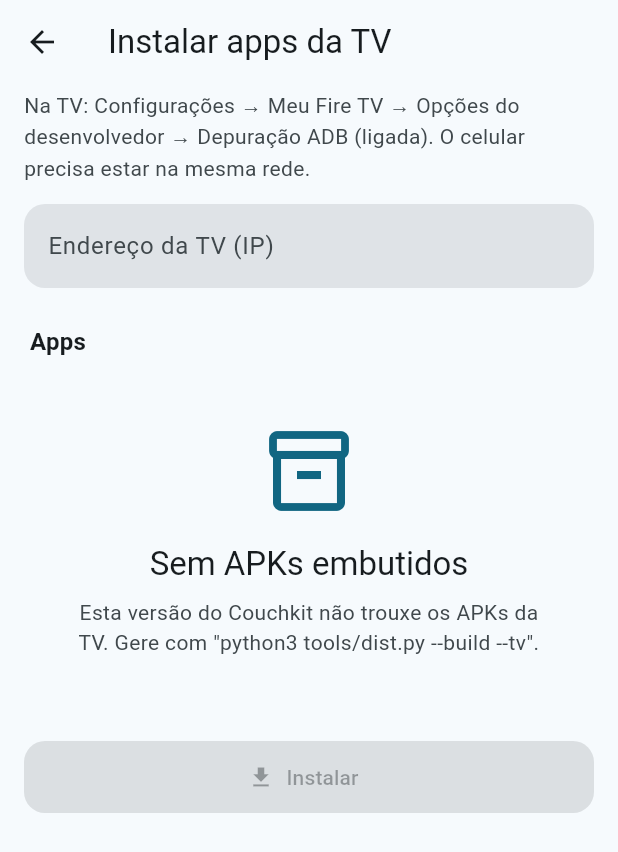
After one commit to lucaswilliameufrasio/tapiri-couchkit, a Flutter app: the screen it shows after launch, after a tap on "Instalar apps na TV", on a phone screen of 412 x 824 dp. The commit adds this screen. Shown: the top 852 px of the screen. Run offline on Flutter 3.47's test engine with Material 3 defaults, Android fonts, the phone set to English and light mode, and no system bars; our stand-ins replace dio, file_picker, flutter_secure_storage, image_picker, webview_flutter; missing offline and left inert: mobile_scanner, pointycastle.

Commit message:
feat(companion): instalar apps da TV pelo celular (APKs embutidos, ADB sync + pm install); fix: aguardar CLSE após push

```diff
--- a/companion/lib/data/adb/adb_connection.dart
+++ b/companion/lib/data/adb/adb_connection.dart
@@ -128,6 +128,11 @@ class AdbConnection {
       throw AdbException('A TV recusou o arquivo: $detail');
     }
     await _send(AdbCommand.close, _localId, remoteId);
+    // o adbd responde com CLSE: sem consumir, o proximo OPEN le essa sobra
+    var message = await _readMessage(const Duration(seconds: 15));
+    while (message.command != AdbCommand.close) {
+      message = await _readMessage(const Duration(seconds: 15));
+    }
   }
 
   Uint8List _syncPacket(String id, List<int> payload) {
--- /dev/null
+++ b/companion/lib/data/tv_installer.dart
@@ -0,0 +1,127 @@
+import 'package:flutter/services.dart';
+
+import 'package:couchkit_remote/core/errors/app_exception.dart';
+import 'package:couchkit_remote/data/adb/adb_connection.dart';
+import 'package:couchkit_remote/data/tv_adb.dart';
+
+/// Um app da TV que o Couchkit sabe instalar (APK embutido nos assets).
+class TvApp {
+  const TvApp(this.id, this.pkg, this.label, this.description);
+
+  final String id;
+  final String pkg;
+  final String label;
+  final String description;
+
+  String get asset => 'assets/tv/$id.apk';
+}
+
+const tvApps = [
+  TvApp('stickhub', 'com.lucas.stickhub', 'StickHub', 'Base: apps e sistema'),
+  TvApp('firehome', 'com.lucas.firehome', 'FireHome', 'Launcher'),
+  TvApp('phonebro', 'com.lucas.phonebro', 'PhoneBro', 'Navegador'),
+  TvApp('phonecast', 'com.lucas.phonecast', 'PhoneCast', 'Fotos e vídeos'),
+  TvApp('stickclock', 'com.lucas.stickclock', 'StickClock', 'Relógio'),
+  TvApp('homecam', 'com.lucas.homecam', 'HomeCam', 'Câmeras'),
+];
+
+enum InstallStep { sending, installing, done, failed }
+
+typedef InstallProgress = void Function(
+  TvApp app,
+  InstallStep step, {
+  double? sent,
+  String? detail,
+});
+
+/// Instala os apps da TV por ADB: envia o APK, recria o registro do app
+/// (`uninstall -k`, para o tile nao ficar generico no launcher da Amazon)
+/// e instala.
+class TvInstaller {
+  TvInstaller(this._adb, {AssetBundle? bundle})
+    : _bundle = bundle ?? rootBundle;
+
+  final TvAdb _adb;
+  final AssetBundle _bundle;
+
+  /// Apps cujo APK esta embutido nesta versao do Couchkit.
+  Future<List<TvApp>> available() async {
+    final found = <TvApp>[];
+    for (final app in tvApps) {
+      try {
+        await _bundle.load(app.asset);
+        found.add(app);
+      } on Object {
+        // APK nao embutido
+      }
+    }
+    return found;
+  }
+
+  /// Instala [apps] em ordem. Devolve os que falharam (id -> motivo).
+  Future<Map<String, String>> install(
+    String host,
+    List<TvApp> apps, {
+    required InstallProgress onProgress,
+    void Function()? onWaitingApproval,
+    bool openFirst = false,
+  }) async {
+    final failures = <String, String>{};
+    final connection = await _adb.open(
+      host,
+      onWaitingApproval: onWaitingApproval,
+    );
+    try {
+      for (final app in apps) {
+        try {
+          await _installOne(connection, app, onProgress);
+          onProgress(app, InstallStep.done);
+        } on AppException catch (e) {
+          failures[app.id] = e.message;
+          onProgress(app, InstallStep.failed, detail: e.message);
+        }
+      }
+      if (openFirst && apps.any((app) => app.id == 'stickhub')) {
+        await connection.shell('am start -n com.lucas.stickhub/.MainActivity');
+      }
+    } finally {
+      await connection.close();
+    }
+    return failures;
+  }
+
+  Future<void> _installOne(
+    AdbConnection connection,
+    TvApp app,
+    InstallProgress onProgress,
+  ) async {
+    final ByteData data;
+    try {
+      data = await _bundle.load(app.asset);
+    } on Object {
+      throw AdbException('${app.label}: o APK não veio embutido no Couchkit.');
+    }
+    final bytes = data.buffer.asUint8List(
+      data.offsetInBytes,
+      data.lengthInBytes,
+    );
+    final remote = '/data/local/tmp/ck-${app.id}.apk';
+    onProgress(app, InstallStep.sending, sent: 0);
+    await connection.push(
+      Uint8List.fromList(bytes),
+      remote,
+      onProgress: (sent, total) =>
+          onProgress(app, InstallStep.sending, sent: sent / total),
+    );
+    onProgress(app, InstallStep.installing);
+    final listed = await connection.shell('pm list packages ${app.pkg}');
+    if (listed.split('\n').contains('package:${app.pkg}')) {
+      await connection.shell('pm uninstall -k ${app.pkg}');
+    }
+    final result = await connection.shell('pm install -r $remote');
+    await connection.shell('rm -f $remote');
+    if (!result.contains('Success')) {
+      throw AdbException('${app.label}: ${result.split('\n').last}');
+    }
+  }
+}
--- a/companion/lib/features/home/home_tab.dart
+++ b/companion/lib/features/home/home_tab.dart
@@ -116,7 +116,10 @@ class _HomeTabState extends State<HomeTab> {
       body: controller.loading
           ? const Center(child: CircularProgressIndicator())
           : controller.endpoints.isEmpty
-          ? _Onboarding(onScan: () => router.push<void>(context, '/add'))
+          ? _Onboarding(
+              onScan: () => router.push<void>(context, '/add'),
+              onInstall: () => router.push<void>(context, '/install-tv'),
+            )
           : RefreshIndicator(
               onRefresh: _refresh,
               child: ListView(
@@ -147,6 +150,14 @@ class _HomeTabState extends State<HomeTab> {
                       context,
                       '/tune',
                       args: widget.endpoint,
+                    ),
+                  ),
+                  const SizedBox(height: 10),
+                  _InstallCard(
+                    onTap: () => router.push<void>(
+                      context,
+                      '/install-tv',
+                      args: controller.currentHost,
                     ),
                   ),
                   const SectionTitle('Apps do couchkit'),
@@ -354,6 +365,32 @@ class _TuneCard extends StatelessWidget {
   }
 }
 
+class _InstallCard extends StatelessWidget {
+  const _InstallCard({required this.onTap});
+
+  final VoidCallback onTap;
+
+  @override
+  Widget build(BuildContext context) {
+    final scheme = Theme.of(context).colorScheme;
+    return Card(
+      clipBehavior: Clip.antiAlias,
+      child: ListTile(
+        contentPadding: const EdgeInsets.symmetric(horizontal: 16, vertical: 4),
+        leading: IconBadge(
+          icon: Icons.system_update,
+          color: scheme.secondary,
+          size: 44,
+        ),
+        title: const Text('Instalar ou atualizar apps da TV'),
+        subtitle: const Text('Pelo celular, sem PC'),
+        trailing: const Icon(Icons.chevron_right),
+        onTap: onTap,
+      ),
+    );
+  }
+}
+
 class _AppGrid extends StatelessWidget {
   const _AppGrid({required this.controller, required this.router});
 
@@ -484,9 +521,10 @@ class _AppTile extends StatelessWidget {
 }
 
 class _Onboarding extends StatelessWidget {
-  const _Onboarding({required this.onScan});
+  const _Onboarding({required this.onScan, required this.onInstall});
 
   final VoidCallback onScan;
+  final VoidCallback onInstall;
 
   @override
   Widget build(BuildContext context) {
@@ -536,9 +574,9 @@ class _Onboarding extends StatelessWidget {
         const SizedBox(height: 28),
         step(
           1,
-          'Instale o StickHub na TV',
-          'Na primeira vez: abra o app Downloader na TV e baixe o StickHub '
-              'pelo endereço que o dist.py mostra (veja o README).',
+          'Instale os apps na TV',
+          'Ligue a Depuração ADB na TV e instale tudo daqui, pela rede, sem '
+              'PC. Se o StickHub já estiver lá, pule este passo.',
         ),
         step(
           2,
@@ -551,6 +589,12 @@ class _Onboarding extends StatelessWidget {
           'Um QR basta: os outros apps da TV são encontrados sozinhos.',
         ),
         const SizedBox(height: 12),
+        OutlinedButton.icon(
+          icon: const Icon(Icons.download),
+          label: const Text('Instalar apps na TV'),
+          onPressed: onInstall,
+        ),
+        const SizedBox(height: 10),
         FilledButton.icon(
           icon: const Icon(Icons.qr_code_scanner),
           label: const Text('Escanear QR code'),
--- a/companion/lib/features/routes.dart
+++ b/companion/lib/features/routes.dart
@@ -6,6 +6,7 @@ import 'package:couchkit_remote/data/models/panel.dart';
 import 'package:couchkit_remote/data/models/tv_endpoint.dart';
 import 'package:couchkit_remote/data/services/hub_service.dart';
 import 'package:couchkit_remote/data/tv_adb.dart';
+import 'package:couchkit_remote/data/tv_installer.dart';
 import 'package:couchkit_remote/data/tv_service_factory.dart';
 import 'package:couchkit_remote/features/add/add_page.dart';
 import 'package:couchkit_remote/features/cam/cam_page.dart';
@@ -17,6 +18,7 @@ import 'package:couchkit_remote/features/panels/panel_view_page.dart';
 import 'package:couchkit_remote/features/phonebro/phonebro_page.dart';
 import 'package:couchkit_remote/features/shell/shell_page.dart';
 import 'package:couchkit_remote/features/tune/tune_page.dart';
+import 'package:couchkit_remote/features/tvinstall/install_tv_page.dart';
 
 class AppRoutes implements RouteModule {
   AppRoutes(this._injector);
@@ -39,6 +41,13 @@ class AppRoutes implements RouteModule {
       (context, args) => _endpointPage(args, (e) {
         return TunePage(adb: _injector.get<TvAdb>(), host: e.host);
       }),
+    );
+    router.register(
+      InstallTvPage.route,
+      (context, args) => InstallTvPage(
+        installer: _injector.get<TvInstaller>(),
+        host: args is String ? args : null,
+      ),
     );
     router.register(AddPage.route, (context, args) => const AddPage());
     router.register(
--- /dev/null
+++ b/companion/lib/features/tvinstall/install_tv_controller.dart
@@ -0,0 +1,84 @@
+import 'package:flutter/foundation.dart';
+
+import 'package:couchkit_remote/core/errors/app_exception.dart';
+import 'package:couchkit_remote/data/tv_installer.dart';
+
+enum InstallState { loading, idle, connecting, waiting, running, finished }
+
+/// Instala os apps da TV pelo ADB do celular e acompanha cada um.
+class InstallTvController extends ChangeNotifier {
+  InstallTvController(this._installer);
+
+  final TvInstaller _installer;
+
+  InstallState state = InstallState.loading;
+  List<TvApp> apps = const [];
+  final selected = <String>{};
+  final steps = <String, InstallStep>{};
+  final sent = <String, double>{};
+  final failures = <String, String>{};
+  String? error;
+
+  Future<void> load() async {
+    apps = await _installer.available();
+    selected
+      ..clear()
+      ..addAll(apps.map((app) => app.id));
+    state = InstallState.idle;
+    notifyListeners();
+  }
+
+  void toggle(String id) {
+    if (!selected.remove(id)) {
+      selected.add(id);
+    }
+    notifyListeners();
+  }
+
+  bool get busy =>
+      state == InstallState.connecting ||
+      state == InstallState.waiting ||
+      state == InstallState.running;
+
+  Future<void> install(String host) async {
+    if (busy || selected.isEmpty) {
+      return;
+    }
+    steps.clear();
+    sent.clear();
+    failures.clear();
+    error = null;
+    state = InstallState.connecting;
+    notifyListeners();
+    try {
+      final chosen = [
+        for (final app in apps)
+          if (selected.contains(app.id)) app,
+      ];
+      failures.addAll(
+        await _installer.install(
+          host.trim(),
+          chosen,
+          openFirst: true,
+          onWaitingApproval: () {
+            state = InstallState.waiting;
+            notifyListeners();
+          },
+          onProgress: (app, step, {sent, detail}) {
+            state = InstallState.running;
+            steps[app.id] = step;
+            if (sent != null) {
+              this.sent[app.id] = sent;
+            }
+            notifyListeners();
+          },
+        ),
+      );
+      state = InstallState.finished;
+    } on AppException catch (e) {
+      error = e.message;
+      state = InstallState.idle;
+    }
+    notifyListeners();
+  }
+}
--- /dev/null
+++ b/companion/lib/features/tvinstall/install_tv_page.dart
@@ -0,0 +1,215 @@
+import 'package:flutter/material.dart';
+
+import 'package:couchkit_remote/core/ui/widgets.dart';
+import 'package:couchkit_remote/data/tv_installer.dart';
+import 'package:couchkit_remote/features/tvinstall/install_tv_controller.dart';
+
+/// Instala os apps da TV direto do celular (ADB), sem PC nem Downloader.
+class InstallTvPage extends StatefulWidget {
+  const InstallTvPage({required this.installer, this.host, super.key});
+
+  static const route = '/install-tv';
+
+  final TvInstaller installer;
+  final String? host;
+
+  @override
+  State<InstallTvPage> createState() => _InstallTvPageState();
+}
+
+class _InstallTvPageState extends State<InstallTvPage> {
+  late final InstallTvController _controller = InstallTvController(
+    widget.installer,
+  )..addListener(_changed);
+  late final TextEditingController _host = TextEditingController(
+    text: widget.host ?? '',
+  );
+
+  @override
+  void initState() {
+    super.initState();
+    _controller.load();
+  }
+
+  void _changed() {
+    if (mounted) {
+      setState(() {});
+    }
+  }
+
+  @override
+  void dispose() {
+    _controller
+      ..removeListener(_changed)
+      ..dispose();
+    _host.dispose();
+    super.dispose();
+  }
+
+  @override
+  Widget build(BuildContext context) {
+    final controller = _controller;
+    final scheme = Theme.of(context).colorScheme;
+    return Scaffold(
+      appBar: AppBar(title: const Text('Instalar apps da TV')),
+      body: ListView(
+        padding: const EdgeInsets.fromLTRB(16, 4, 16, 32),
+        children: [
+          Text(
+            'Na TV: Configurações → Meu Fire TV → Opções do desenvolvedor → '
+            'Depuração ADB (ligada). O celular precisa estar na mesma rede.',
+            style: TextStyle(color: scheme.onSurfaceVariant),
+          ),
+          const SizedBox(height: 14),
+          TextField(
+            controller: _host,
+            enabled: !controller.busy,
+            keyboardType: TextInputType.url,
+            decoration: const InputDecoration(
+              labelText: 'Endereço da TV (IP)',
+              hintText: 'ex.: 192.168.0.20',
+            ),
+          ),
+          const SectionTitle('Apps'),
+          if (controller.state == InstallState.loading)
+            const Center(child: CircularProgressIndicator())
+          else if (controller.apps.isEmpty)
+            const EmptyPane(
+              icon: Icons.inventory_2_outlined,
+              title: 'Sem APKs embutidos',
+              message:
+                  'Esta versão do Couchkit não trouxe os APKs da TV. Gere com '
+                  '"python3 tools/dist.py --build --tv".',
+            )
+          else
+            for (final app in controller.apps)
+              _AppTile(
+                app: app,
+                checked: controller.selected.contains(app.id),
+                enabled: !controller.busy,
+                step: controller.steps[app.id],
+                sent: controller.sent[app.id],
+                failure: controller.failures[app.id],
+                onChanged: () => controller.toggle(app.id),
+              ),
+          const SizedBox(height: 12),
+          _StatusCard(controller: controller),
+          const SizedBox(height: 12),
+          FilledButton.icon(
+            icon: const Icon(Icons.download),
+            label: Text(controller.busy ? 'Instalando…' : 'Instalar'),
+            onPressed: controller.busy || controller.selected.isEmpty
+                ? null
+                : () => controller.install(_host.text),
+          ),
+        ],
+      ),
+    );
+  }
+}
+
+class _AppTile extends StatelessWidget {
+  const _AppTile({
+    required this.app,
+    required this.checked,
+    required this.enabled,
+    required this.step,
+    required this.sent,
+    required this.failure,
+    required this.onChanged,
+  });
+
+  final TvApp app;
+  final bool checked;
+  final bool enabled;
+  final InstallStep? step;
+  final double? sent;
+  final String? failure;
+  final VoidCallback onChanged;
+
+  @override
+  Widget build(BuildContext context) {
+    final trailing = switch (step) {
+      InstallStep.sending => SizedBox(
+        width: 40,
+        child: LinearProgressIndicator(value: sent),
+      ),
+      InstallStep.installing => const SizedBox(
+        width: 18,
+        height: 18,
+        child: CircularProgressIndicator(strokeWidth: 2),
+      ),
+      InstallStep.done => const Icon(Icons.check_circle, color: Colors.green),
+      InstallStep.failed => Icon(
+        Icons.error_outline,
+        color: Theme.of(context).colorScheme.error,
+      ),
+      null => null,
+    };
+    return CheckboxListTile(
+      value: checked,
+      onChanged: enabled ? (_) => onChanged() : null,
+      title: Text(app.label),
+      subtitle: Text(failure ?? app.description),
+      secondary: trailing,
+      controlAffinity: ListTileControlAffinity.leading,
+    );
+  }
+}
+
+class _StatusCard extends StatelessWidget {
+  const _StatusCard({required this.controller});
+
+  final InstallTvController controller;
+
+  @override
+  Widget build(BuildContext context) {
+    final scheme = Theme.of(context).colorScheme;
+    final (icon, color, text) = switch (controller.state) {
+      InstallState.waiting => (
+        Icons.tv,
+        Colors.orange,
+        'Aprove na TV: "Permitir depuração USB?" → "Sempre permitir".',
+      ),
+      InstallState.connecting => (
+        Icons.sync,
+        scheme.primary,
+        'Conectando ao ADB da TV…',
+      ),
+      InstallState.finished when controller.failures.isEmpty => (
+        Icons.check_circle,
+        Colors.green,
+        'Pronto. O StickHub abriu na TV: aperte MENU no controle para '
+            'mostrar o QR e escaneie na tela inicial do Couchkit.',
+      ),
+      InstallState.finished => (
+        Icons.warning_amber,
+        scheme.error,
+        'Terminou com falhas; veja os apps marcados.',
+      ),
+      _ when controller.error != null => (
+        Icons.error_outline,
+        scheme.error,
+        '${controller.error}\nSe o ADB do PC estiver conectado, rode '
+            '"adb disconnect": a TV aceita um cliente por vez.',
+      ),
+      _ => (Icons.info_outline, scheme.onSurfaceVariant, ''),
+    };
+    if (text.isEmpty) {
+      return const SizedBox.shrink();
+    }
+    return Card(
+      child: Padding(
+        padding: const EdgeInsets.all(16),
+        child: Row(
+          crossAxisAlignment: CrossAxisAlignment.start,
+          children: [
+            Icon(icon, color: color),
+            const SizedBox(width: 12),
+            Expanded(child: Text(text)),
+          ],
+        ),
+      ),
+    );
+  }
+}
--- a/companion/lib/main.dart
+++ b/companion/lib/main.dart
@@ -7,6 +7,7 @@ import 'package:couchkit_remote/core/ui/theme.dart';
 import 'package:couchkit_remote/data/secure_storage_service.dart';
 import 'package:couchkit_remote/data/panels_repository.dart';
 import 'package:couchkit_remote/data/tv_adb.dart';
+import 'package:couchkit_remote/data/tv_installer.dart';
 import 'package:couchkit_remote/data/tv_repository.dart';
 import 'package:couchkit_remote/data/tv_service_factory.dart';
 import 'package:couchkit_remote/features/home/home_controller.dart';
@@ -19,6 +20,9 @@ Injector buildInjector() {
   injector.registerSingleton<KeyValueStore>(SecureStorageService());
   injector.registerLazySingleton<TvAdb>(
     () => TvAdb(injector.get<KeyValueStore>()),
+  );
+  injector.registerLazySingleton<TvInstaller>(
+    () => TvInstaller(injector.get<TvAdb>()),
   );
   injector.registerLazySingleton<TvRepository>(
     () => TvRepository(injector.get<KeyValueStore>()),
--- a/companion/pubspec.yaml
+++ b/companion/pubspec.yaml
@@ -66,6 +66,9 @@ flutter:
   # the material Icons class.
   uses-material-design: true
 
+  assets:
+    - assets/tv/
+
   # To add assets to your application, add an assets section, like this:
   # assets:
   #   - images/a_dot_burr.jpeg
```
Also changed, not shown: companion/tool/adb_probe.dart (+14 -1 lines), 5 other files.
